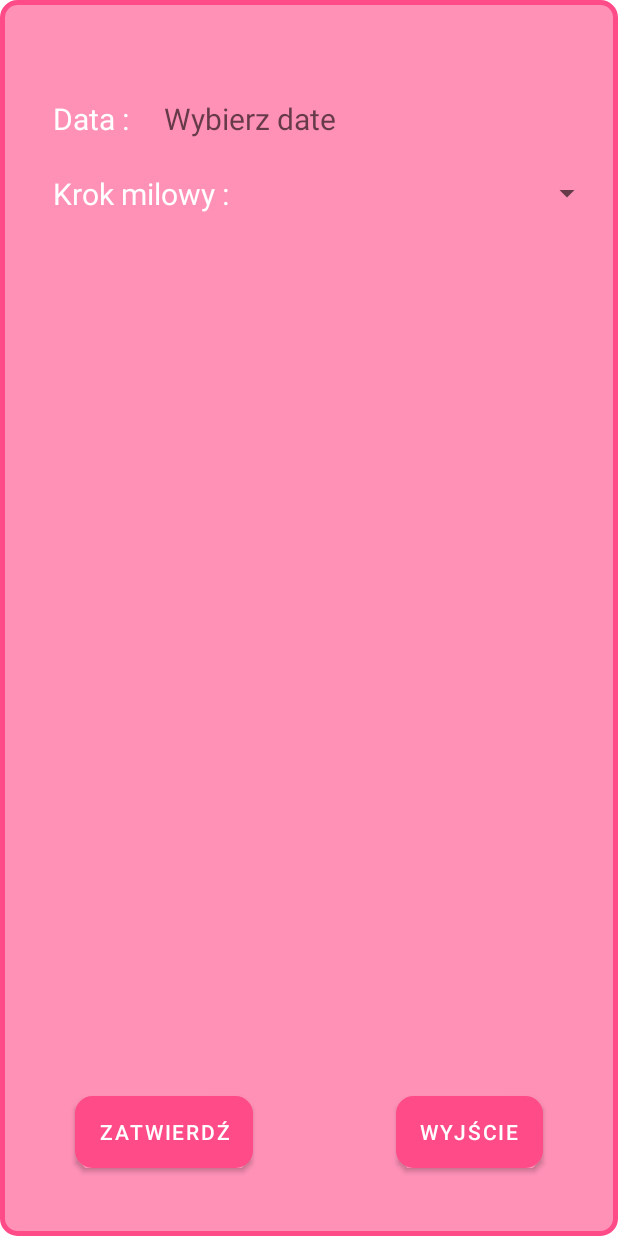
After one commit to tobiaszmateusz/BabyCon, an Android app: the layout pop_layout_milowe.xml on its own in the app's theme, with its tools: preview values and no code run, on a phone screen of 412 x 824 dp. The commit adds this screen. Run offline under Robolectric (Android 15) with nearby library versions, the phone set to English and light mode, and no system bars.

Commit message:
Commit 16

```diff
--- a/app/src/main/java/com/example/babycon/ui/main/PlaceholderFragment.java
+++ b/app/src/main/java/com/example/babycon/ui/main/PlaceholderFragment.java
@@ -48,7 +48,7 @@ public class PlaceholderFragment extends Fragment {
             Bundle savedInstanceState) {
         View root = inflater.inflate(R.layout.fragment_main, container, false);
         final TextView textView = root.findViewById(R.id.section_label);
-        pageViewModel.getText().observe(this, new Observer<String>() {
+        pageViewModel.getText().observe(getViewLifecycleOwner(), new Observer<String>() {
             @Override
             public void onChanged(@Nullable String s) {
                 textView.setText(s);
--- a/app/src/main/java/com/example/babycon/ui/main/SectionsPagerAdapter.java
+++ b/app/src/main/java/com/example/babycon/ui/main/SectionsPagerAdapter.java
@@ -1,7 +1,6 @@
 package com.example.babycon.ui.main;
 
 import android.content.Context;
-import android.os.Bundle;
 
 import androidx.annotation.Nullable;
 import androidx.annotation.StringRes;
@@ -10,7 +9,6 @@ import androidx.fragment.app.FragmentManager;
 import androidx.fragment.app.FragmentPagerAdapter;
 
 import com.example.babycon.Daily;
-import com.example.babycon.DataBaseHelper;
 import com.example.babycon.Notatki;
 import com.example.babycon.R;
 import com.example.babycon.Szczepienia;
@@ -41,7 +39,7 @@ public class SectionsPagerAdapter extends FragmentPagerAdapter {
                 return new Daily();
             case 1:
                 return new Szczepienia();
-            case 3:
+            case 2:
                 return new Notatki();
             default:
                 return new PlaceholderFragment();
--- /dev/null
+++ b/app/src/main/res/layout/pop_layout_milowe.xml
@@ -0,0 +1,126 @@
+<?xml version="1.0" encoding="utf-8"?>
+<androidx.constraintlayout.widget.ConstraintLayout xmlns:android="http://schemas.android.com/apk/res/android"
+    xmlns:app="http://schemas.android.com/apk/res-auto"
+    android:layout_width="match_parent"
+    android:layout_height="match_parent"
+    xmlns:tools="http://schemas.android.com/tools"
+    android:background="@drawable/shape"
+    tools:context=".FirstTime">
+
+    <RelativeLayout
+        android:layout_width="match_parent"
+        android:layout_height="match_parent"
+        android:orientation="vertical">
+
+        <Button
+            android:id="@+id/zatwierdz"
+            android:layout_width="wrap_content"
+            android:layout_height="wrap_content"
+            android:layout_alignParentStart="true"
+            android:layout_alignParentBottom="true"
+            android:layout_marginStart="40dp"
+            android:layout_marginTop="40dp"
+            android:layout_marginBottom="35dp"
+            android:height="20dp"
+            android:background="@drawable/shape2"
+            android:text="Zatwierdź"
+            android:textColor="@color/white"
+            app:layout_constraintEnd_toEndOf="parent"
+            app:layout_constraintTop_toTopOf="parent" />
+
+        <Button
+            android:id="@+id/wyjdz"
+            android:layout_width="wrap_content"
+            android:layout_height="wrap_content"
+            android:layout_alignParentEnd="true"
+            android:layout_alignParentBottom="true"
+            android:layout_marginTop="40dp"
+            android:layout_marginBottom="35dp"
+            android:layout_marginEnd="40dp"
+            android:background="@drawable/shape2"
+            android:height="20dp"
+            android:text="Wyjście"
+            android:textColor="@color/white"
+            app:layout_constraintEnd_toEndOf="parent"
+            app:layout_constraintTop_toTopOf="parent" />
+
+        <TextView
+            android:id="@+id/data"
+            android:layout_width="wrap_content"
+            android:layout_height="wrap_content"
+
+            android:layout_alignParentLeft="true"
+            android:layout_gravity="center_vertical"
+
+            android:layout_weight="0.8"
+            android:layout_marginTop="50dp"
+            android:layout_marginLeft="20dp"
+            android:gravity=""
+            android:padding="5dp"
+            android:text="Data : "
+            android:textColor="@color/white"
+            android:textSize="20dp"
+            app:layout_constraintStart_toStartOf="parent"
+             />
+
+        <TextView
+            android:id="@+id/data2"
+            android:layout_width="wrap_content"
+            android:layout_height="wrap_content"
+
+            android:layout_alignParentEnd="true"
+            android:layout_gravity="center_vertical"
+            android:layout_marginStart="8dp"
+            android:layout_marginLeft="20dp"
+            android:layout_marginTop="50dp"
+            android:layout_toEndOf="@+id/data"
+            android:layout_weight="0.8"
+            android:clickable="true"
+            android:gravity=""
+            android:hint="Wybierz date"
+            android:padding="5dp"
+            android:text=""
+            android:textColor="@color/white"
+            android:textSize="20dp"
+             />
+
+        <TextView
+            android:id="@+id/czynnosc"
+            android:layout_width="wrap_content"
+            android:layout_height="wrap_content"
+
+            android:layout_alignParentLeft="true"
+            android:layout_gravity="center_vertical"
+
+            android:layout_weight="0.8"
+            android:layout_marginTop="100dp"
+            android:layout_marginLeft="20dp"
+            android:gravity=""
+            android:padding="5dp"
+            android:text="Krok milowy : "
+            android:textColor="@color/white"
+            android:textSize="20dp"
+            app:layout_constraintStart_toStartOf="parent"
+            />
+
+
+        <Spinner
+            android:id="@+id/krok"
+            android:layout_width="wrap_content"
+            android:layout_height="38dp"
+            android:layout_alignParentEnd="true"
+            android:layout_gravity="center_vertical"
+            android:layout_marginStart="8dp"
+            android:layout_marginLeft="50dp"
+            android:layout_marginTop="100dp"
+            android:layout_toEndOf="@+id/czynnosc"
+            android:layout_weight="1"
+            android:clickable="true"
+            android:gravity=""
+            android:padding="5dp"
+            android:textColor="@color/white"
+            android:textSize="20dp"/>
+
+    </RelativeLayout>
+
+</androidx.constraintlayout.widget.ConstraintLayout>
```
Also changed, not shown: app/src/main/AndroidManifest.xml (+10 -0 lines), app/src/main/java/com/example/babycon/Daily.java (+0 -9 lines), app/src/main/java/com/example/babycon/Notatki.java (+51 -44 lines), app/src/main/java/com/example/babycon/PopMiloweActivity.java (added, +198 -0 lines), app/src/main/res/layout/fragment_notatki.xml (+15 -9 lines), app/src/main/res/layout/style_spinner.xml (added, +11 -0 lines).
